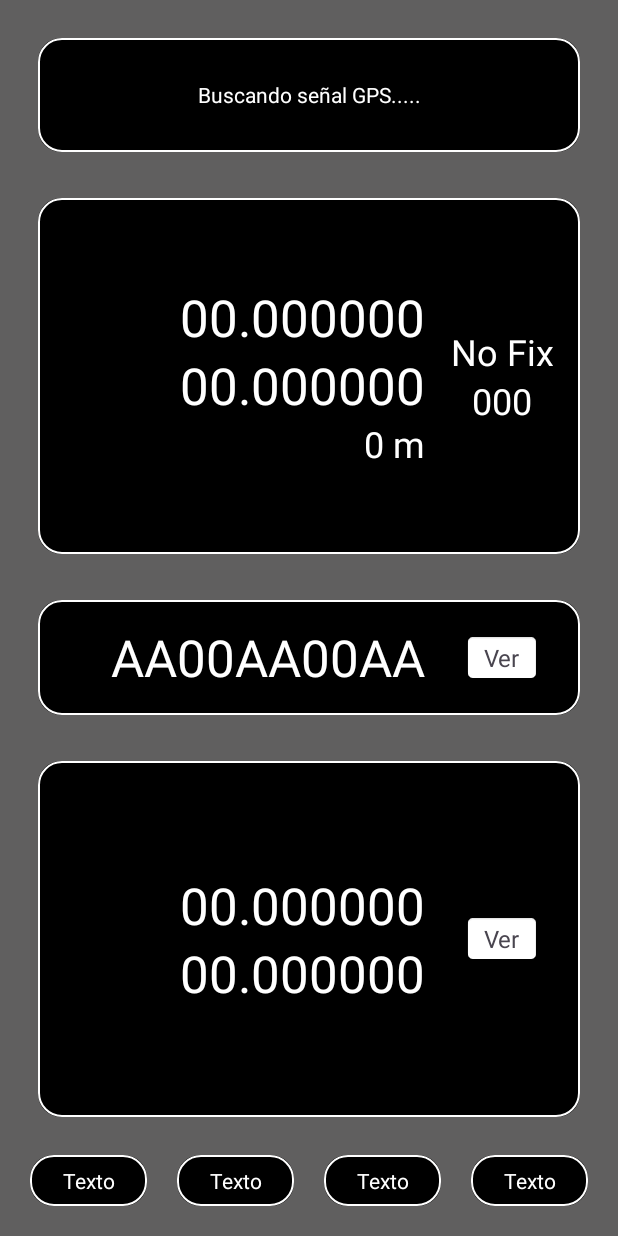
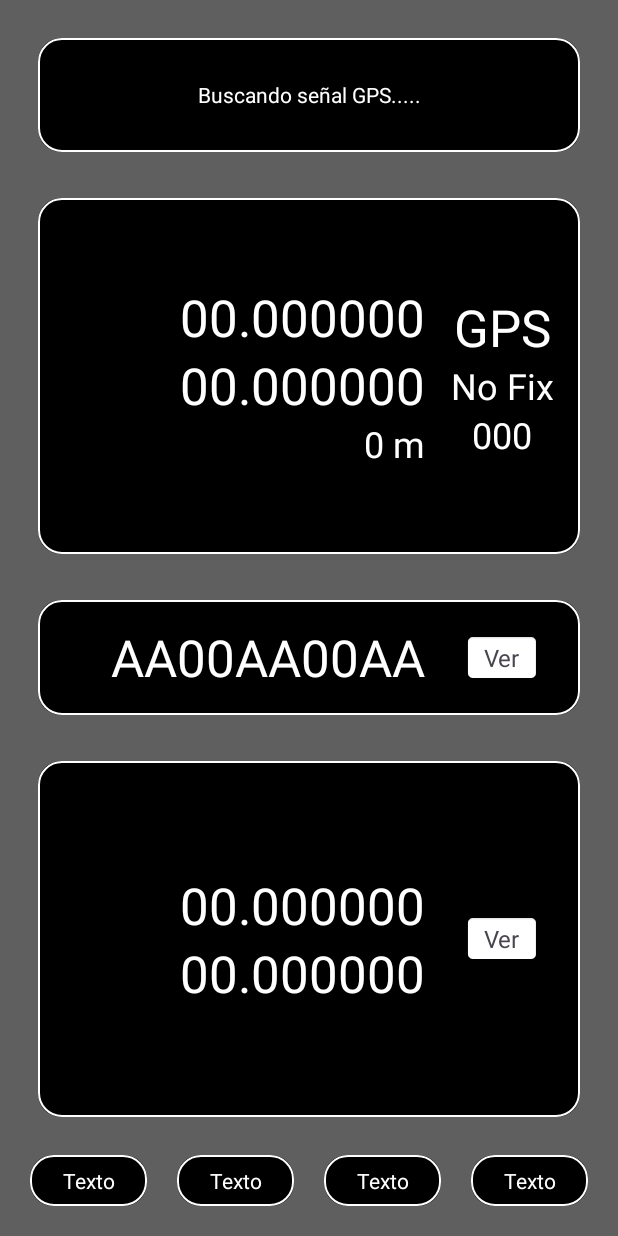
Before and after one commit to Jartonio/SOSGeoLocator, an Android app: the MainActivity screen opened directly, with no data from a screen before it, on a phone screen of 412 x 824 dp. Run offline under Robolectric (Android 15) with nearby library versions, the phone set to English and light mode, and no system bars.

Commit message:
22/09/2023-2

```diff
--- a/app/src/main/java/com/example/sosgeolocator/MainActivity.java
+++ b/app/src/main/java/com/example/sosgeolocator/MainActivity.java
@@ -72,7 +72,7 @@ public class MainActivity extends AppCompatActivity {
                 permisoGPS = true;
                 countDownTimer.cancel();
             }
-            Log.d("tick", "onTick: " + permisoGPS);
+            Log.d("PEPEPE", "onTick: " + permisoGPS);
         }
 
         @Override
--- a/app/src/main/res/layout/activity_main.xml
+++ b/app/src/main/res/layout/activity_main.xml
@@ -91,6 +91,16 @@
                 android:layout_weight="2"
                 android:gravity="center"
                 android:orientation="vertical">
+
+                <TextView
+                    android:id="@+id/tvGPS"
+                    android:layout_width="match_parent"
+                    android:layout_height="wrap_content"
+                    android:layout_weight="0"
+                    android:gravity="center"
+                    android:text="GPS"
+                    android:textColor="@color/white"
+                    android:textSize="34sp" />
 
                 <TextView
                     android:id="@+id/tvFix"
```
Also changed, not shown: app/src/main/java/com/example/sosgeolocator/ComprobarFIX.java (+7 -14 lines), app/src/main/java/com/example/sosgeolocator/MiGPS.java (+62 -5 lines).
